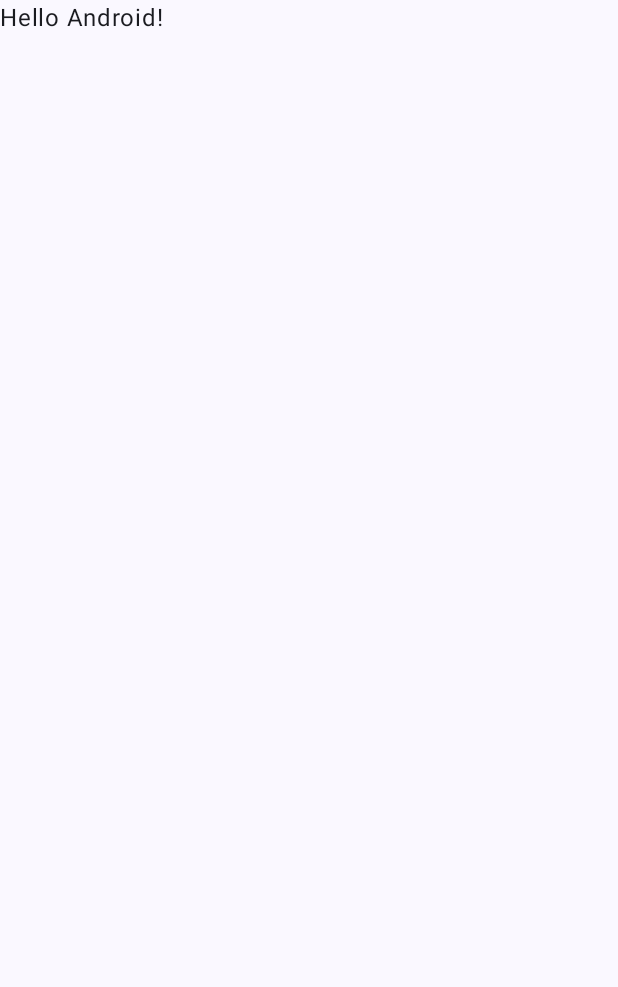
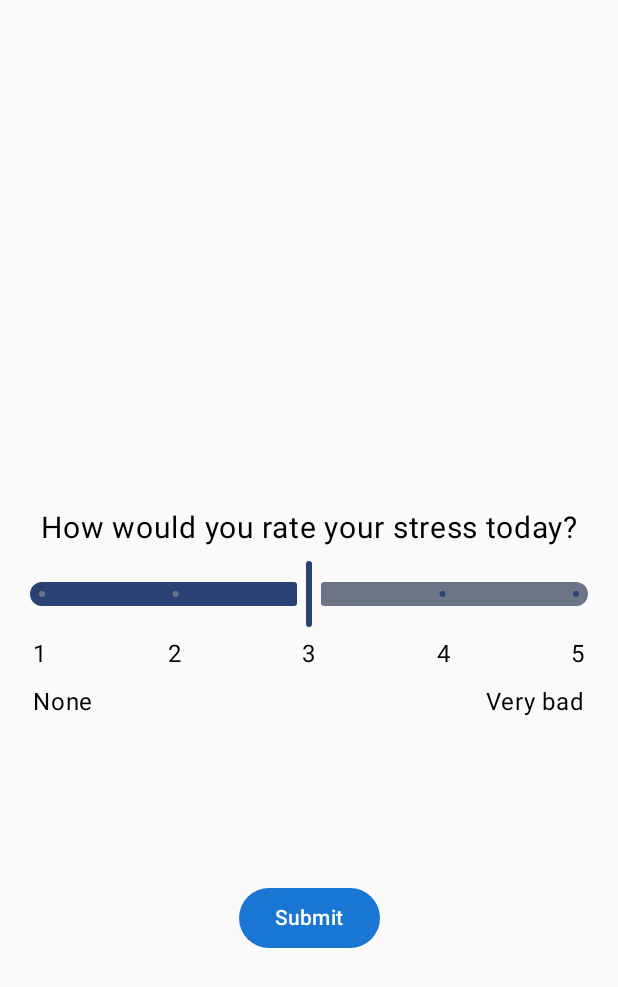
Before and after one commit to gearturnerdev/DeepWatch, an Android app built with Jetpack Compose: the screen it shows after launch (MainActivity), on a phone screen of 412 x 824 dp. Before the commit the part shown is almost empty. Shown: the top 987 px of the screen. Run offline under Robolectric (Android 15) with nearby library versions, the phone set to English and light mode, and no system bars.

Commit message:
add screens

```diff
--- a/app/src/main/java/dev/gearturner/deepwatch/MainActivity.kt
+++ b/app/src/main/java/dev/gearturner/deepwatch/MainActivity.kt
@@ -11,6 +11,7 @@ import androidx.compose.material3.Text
 import androidx.compose.runtime.Composable
 import androidx.compose.ui.Modifier
 import androidx.compose.ui.tooling.preview.Preview
+import dev.gearturner.deepwatch.screens.SliderScreen
 import dev.gearturner.deepwatch.ui.theme.DeepWatchTheme
 
 class MainActivity : ComponentActivity() {
@@ -18,30 +19,14 @@ class MainActivity : ComponentActivity() {
         super.onCreate(savedInstanceState)
         enableEdgeToEdge()
         setContent {
-            DeepWatchTheme {
-                Scaffold(modifier = Modifier.fillMaxSize()) { innerPadding ->
-                    Greeting(
-                        name = "Android",
-                        modifier = Modifier.padding(innerPadding)
-                    )
-                }
-            }
+            App { SliderScreen() }
         }
     }
 }
 
 @Composable
-fun Greeting(name: String, modifier: Modifier = Modifier) {
-    Text(
-        text = "Hello $name!",
-        modifier = modifier
-    )
-}
-
-@Preview(showBackground = true)
-@Composable
-fun GreetingPreview() {
+fun App(content: @Composable () -> Unit) {
     DeepWatchTheme {
-        Greeting("Android")
+        content()
     }
 }
--- /dev/null
+++ b/app/src/main/java/dev/gearturner/deepwatch/screens/MainScreen.kt
@@ -0,0 +1,55 @@
+package dev.gearturner.deepwatch.screens
+
+import androidx.compose.foundation.layout.Arrangement
+import androidx.compose.foundation.layout.Column
+import androidx.compose.foundation.layout.Spacer
+import androidx.compose.foundation.layout.fillMaxSize
+import androidx.compose.foundation.layout.height
+import androidx.compose.foundation.layout.padding
+import androidx.compose.material3.Button
+import androidx.compose.material3.ButtonDefaults
+import androidx.compose.material3.MaterialTheme
+import androidx.compose.material3.Text
+import androidx.compose.runtime.Composable
+import androidx.compose.ui.Alignment
+import androidx.compose.ui.Modifier
+import androidx.compose.ui.graphics.Color
+import androidx.compose.ui.text.SpanStyle
+import androidx.compose.ui.text.buildAnnotatedString
+import androidx.compose.ui.text.font.FontStyle
+import androidx.compose.ui.text.font.FontWeight
+import androidx.compose.ui.text.style.TextAlign
+import androidx.compose.ui.text.withStyle
+import androidx.compose.ui.tooling.preview.Preview
+import androidx.compose.ui.unit.dp
+
+@Composable
+@Preview(showBackground = true, showSystemUi = true)
+fun MainScreen() {
+    Column(
+        modifier = Modifier.fillMaxSize(),
+        horizontalAlignment = Alignment.CenterHorizontally,
+        verticalArrangement = Arrangement.Center
+    ) {
+        Text(
+            text = buildAnnotatedString {
+                append("Welcome to ")
+                withStyle(style = SpanStyle(color = Color(0xFF1976D2))) {
+                    append("DeepWatch")
+                }
+                append("!\nPress the button to begin.")
+            },
+            style = MaterialTheme.typography.headlineLarge,
+            textAlign = TextAlign.Center
+        )
+        Spacer(modifier = Modifier.height(24.dp))
+        Button(
+            onClick = {},
+            colors = ButtonDefaults.buttonColors(
+                containerColor = Color(0xFF1976D2)
+            )
+        ) {
+            Text("Get started")
+        }
+    }
+}
--- /dev/null
+++ b/app/src/main/java/dev/gearturner/deepwatch/screens/SliderScreen.kt
@@ -0,0 +1,95 @@
+package dev.gearturner.deepwatch.screens
+
+import androidx.compose.foundation.layout.Arrangement
+import androidx.compose.foundation.layout.Box
+import androidx.compose.foundation.layout.Column
+import androidx.compose.foundation.layout.Row
+import androidx.compose.foundation.layout.Spacer
+import androidx.compose.foundation.layout.fillMaxSize
+import androidx.compose.foundation.layout.fillMaxWidth
+import androidx.compose.foundation.layout.height
+import androidx.compose.foundation.layout.offset
+import androidx.compose.foundation.layout.padding
+import androidx.compose.material3.Button
+import androidx.compose.material3.ButtonDefaults
+import androidx.compose.material3.MaterialTheme
+import androidx.compose.material3.Slider
+import androidx.compose.material3.Text
+import androidx.compose.runtime.Composable
+import androidx.compose.runtime.getValue
+import androidx.compose.runtime.mutableStateOf
+import androidx.compose.runtime.remember
+import androidx.compose.runtime.setValue
+import androidx.compose.ui.Alignment
+import androidx.compose.ui.Modifier
+import androidx.compose.ui.graphics.Color
+import androidx.compose.ui.text.style.LineHeightStyle
+import androidx.compose.ui.text.style.TextAlign
+import androidx.compose.ui.tooling.preview.Preview
+import androidx.compose.ui.unit.dp
+import androidx.compose.ui.unit.sp
+import kotlin.math.roundToInt
+
+@Composable
+@Preview(showBackground = true, showSystemUi = true)
+fun SliderScreen() {
+    var sliderValue by remember { mutableStateOf(3f) }
+
+    Box(
+        modifier = Modifier.fillMaxSize().padding(18.dp)
+    ) {
+        Column(
+            modifier = Modifier.align(Alignment.Center),
+            horizontalAlignment = Alignment.CenterHorizontally
+        ) {
+            Text(
+                text = "How would you rate your stress today?",
+                fontSize = 20.sp,
+                textAlign = TextAlign.Center
+            )
+            Spacer(modifier = Modifier.height(8.dp))
+            Slider(
+                value = sliderValue,
+                onValueChange = { sliderValue = it },
+                valueRange = 1f..5f,
+                steps = 3,
+                onValueChangeFinished = {
+                    sliderValue = sliderValue.roundToInt().toFloat()
+                }
+            )
+            Row(
+                modifier = Modifier
+                    .fillMaxWidth()
+                    .padding(4.dp),
+                horizontalArrangement = Arrangement.SpaceBetween
+            ) {
+                for (num in 1..5) {
+                    Text(
+                        text = num.toString(),
+                    )
+                }
+            }
+            Row(
+                modifier = Modifier
+                    .fillMaxWidth()
+                    .padding(4.dp),
+                horizontalArrangement = Arrangement.SpaceBetween
+            ) {
+                Text("None")
+                Text("Very bad")
+            }
+
+        }
+        Button(
+            onClick = {},
+            modifier = Modifier
+                .align(Alignment.Center)
+                .offset(y = 200.dp),
+            colors = ButtonDefaults.buttonColors(
+                containerColor = Color(0xFF1976D2)
+            )
+        ) {
+            Text("Submit")
+        }
+    }
+}
```
